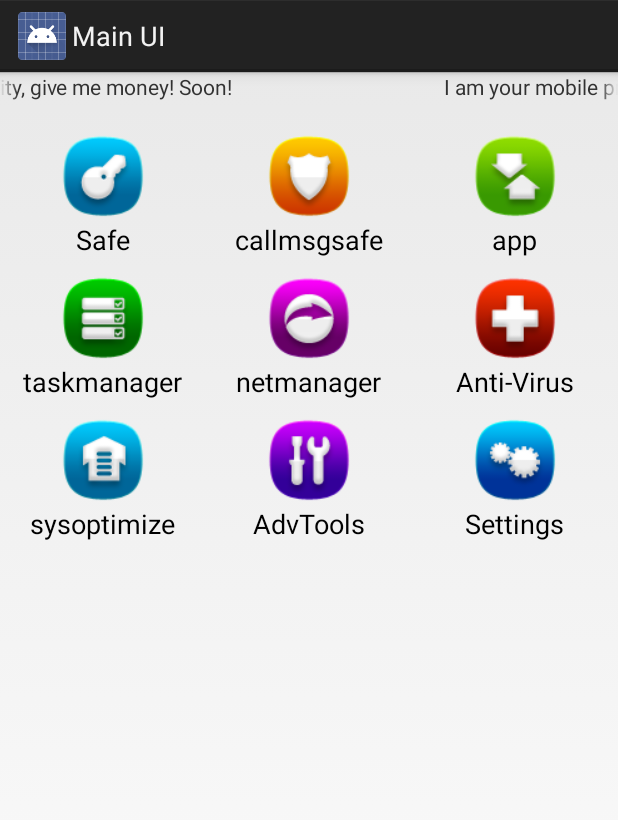
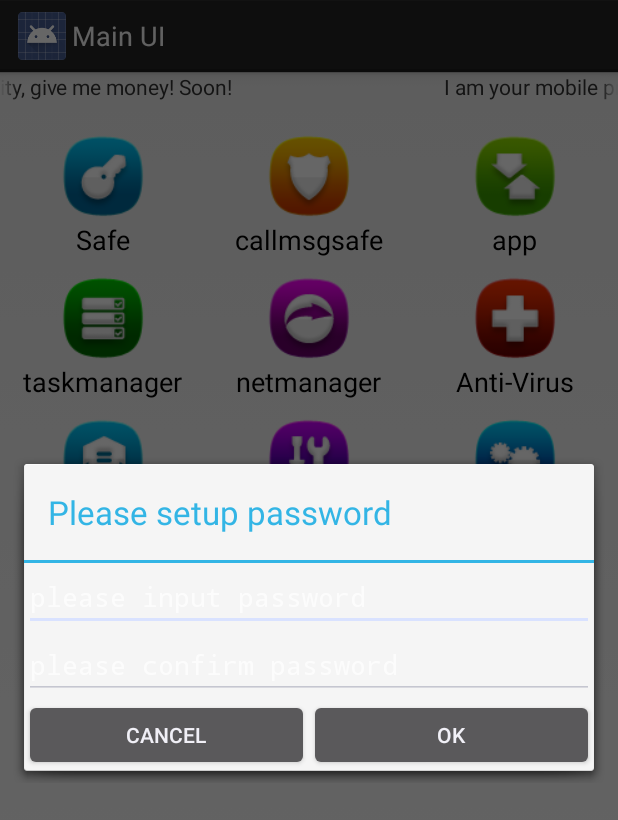
Before and after one commit to hongbao66/MobileSecurity, an Android app: the screen it shows after launch (HomeActivity), after a tap on "Safe", on a phone screen of 412 x 824 dp. Shown: the top 820 px of the screen. Run offline under Robolectric (Android 15) with nearby library versions, the light colour scheme and no system bars.

Commit message:
add function setup the password of LostFind

```diff
--- a/src/main/java/com/jeffwan/mobilesecurity/HomeActivity.java
+++ b/src/main/java/com/jeffwan/mobilesecurity/HomeActivity.java
@@ -1,25 +1,35 @@
 package com.jeffwan.mobilesecurity;
 
 import android.app.Activity;
+import android.app.AlertDialog;
 import android.content.Intent;
+import android.content.SharedPreferences;
 import android.os.Bundle;
+import android.text.TextUtils;
 import android.view.View;
 import android.widget.AdapterView;
+import android.widget.Button;
+import android.widget.EditText;
 import android.widget.GridView;
 import android.widget.TextView;
+import android.widget.Toast;
 
 import com.jeffwan.mobilesecurity.adapter.HomeAdapter;
+import com.jeffwan.mobilesecurity.utils.MD5Utils;
 
 /**
  * Created by jeffwan on 8/24/13.®
  */
 public class HomeActivity extends Activity {
     private GridView gv_home;
-
+    private SharedPreferences sp;
     public void onCreate(Bundle savedInstanceState) {
         super.onCreate(savedInstanceState);
+        sp = getSharedPreferences("config",MODE_PRIVATE);
 
         setContentView(R.layout.activity_home);
+
+
         gv_home = (GridView) this.findViewById(R.id.gv_home);
         gv_home.setAdapter(new HomeAdapter(this));
 
@@ -27,12 +37,138 @@ public class HomeActivity extends Activity {
             @Override
             public void onItemClick(AdapterView<?> adapterView, View view, int i, long l) {
                 switch(i){
-                    case 8:
+                    case 0:  //Safe
+                        // if user set password
+                        if(isSetupPwd()){
+                            //show normal dialogß
+                            showNormalDialog();
+                        }else {
+                            //show initial dialog
+                            showSetupPwdDialog();
+                        }
+
+                        break;
+                    case 8:  //Setting
                         Intent intent = new Intent(HomeActivity.this, SettingCenterActivity.class);
                         startActivity(intent);
                         break;
                 }
             }
+
+
         });
     }
+
+
+
+    private boolean isSetupPwd() {
+        String password = sp.getString("password","");
+        if (TextUtils.isEmpty(password)){
+            return false;
+        } else {
+            return true;
+        }
+    }
+
+    private AlertDialog dialog;
+
+    private void showSetupPwdDialog() {
+        AlertDialog.Builder builder = new AlertDialog.Builder(this);
+        builder.setTitle("Please setup password");
+        //here,it's a custom dialog, so we can't use builder.setMessage. we use builder.setView instead
+        View view = View.inflate(getApplicationContext(),R.layout.dialog_setup_pwd,null);
+        final EditText et_password = (EditText) view.findViewById(R.id.et_password);
+        final EditText et_password_confirm = (EditText) view.findViewById(R.id.et_password_confirm);
+
+        //here we can't use AlertDialog default button event, if we click, it will dismiss which we can not control
+        Button bt_cancel = (Button) view.findViewById(R.id.bt_cancel);
+        Button bt_ok = (Button) view.findViewById(R.id.bt_ok);
+
+        bt_ok.setOnClickListener(new View.OnClickListener() {
+            @Override
+            public void onClick(View view) {
+                String password = et_password.getText().toString().trim();
+                String password_confirm = et_password_confirm.getText().toString().trim();
+
+                if (TextUtils.isEmpty(password) || TextUtils.isEmpty(password_confirm)) {
+                    Toast.makeText(getApplicationContext(),"password can't be empty",1).show();
+                    return;
+                }
+
+                if (password.equals(password_confirm)){
+                    SharedPreferences.Editor editor = sp.edit();
+                    editor.putString("password", MD5Utils.encode(password));
+                    editor.commit();
+                    dialog.dismiss();
+                } else {
+                    Toast.makeText(getApplicationContext(),"Two password are not same",1).show();
+                    return;
+                }
+
+            }
+        });
+
+        bt_cancel.setOnClickListener(new View.OnClickListener() {
+            @Override
+            public void onClick(View view) {
+                dialog.dismiss();
+                return ;
+            }
+        });
+
+        builder.setView(view);
+        dialog = builder.show();
+    }
+
+    private void showNormalDialog() {
+        AlertDialog.Builder builder = new AlertDialog.Builder(this);
+        builder.setTitle("Please input password");
+        //here,it's a custom dialog, so we can't use builder.setMessage. we use builder.setView instead
+        View view = View.inflate(getApplicationContext(),R.layout.dialog_normal,null);
+        final EditText et_password = (EditText) view.findViewById(R.id.et_password);
+
+        //here we can't use AlertDialog default button event, if we click, it will dismiss which we can not control
+        Button bt_cancel = (Button) view.findViewById(R.id.bt_cancel);
+        Button bt_ok = (Button) view.findViewById(R.id.bt_ok);
+
+        bt_ok.setOnClickListener(new View.OnClickListener() {
+            @Override
+            public void onClick(View view) {
+                String password = et_password.getText().toString().trim();
+                String password_store =  sp.getString("password","");
+
+                if (TextUtils.isEmpty(password)) {
+                    Toast.makeText(getApplicationContext(),"password can't be empty",1).show();
+                    return;
+                }
+
+                if (MD5Utils.encode(password).equals(password_store)){
+
+                    dialog.dismiss();
+                    //enter the interface
+
+                } else {
+                    Toast.makeText(getApplicationContext(),"password is wrong",1).show();
+                    return;
+                }
+
+            }
+        });
+
+        bt_cancel.setOnClickListener(new View.OnClickListener() {
+            @Override
+            public void onClick(View view) {
+                dialog.dismiss();
+                return ;
+            }
+        });
+
+        builder.setView(view);
+        dialog = builder.show();
+    }
+
+
+
+
+
 }
--- a/src/main/java/com/jeffwan/mobilesecurity/ui/SettingView.java
+++ b/src/main/java/com/jeffwan/mobilesecurity/ui/SettingView.java
@@ -34,6 +34,9 @@ public class SettingView extends RelativeLayout {
 
         //when system parse xml layout, already get all attrs in attrs object
         //mapping attrs array to our attrs array
+
+        //The reason we ues here because we can define the content in the layout instead of javacode setText
+        //how R.styleable.settingview generated?
         TypedArray a = context.obtainStyledAttributes(attrs, R.styleable.setting_view);
 
         //get our data from layout xml
--- /dev/null
+++ b/src/main/res/layout/dialog_setup_pwd.xml
@@ -0,0 +1,45 @@
+<?xml version="1.0" encoding="utf-8"?>
+
+<LinearLayout xmlns:android="http://schemas.android.com/apk/res/android"
+              android:orientation="vertical"
+              android:layout_width="300dip"
+              android:layout_height="wrap_content">
+    <EditText
+        android:id="@+id/et_password"
+        android:layout_width="fill_parent"
+        android:layout_height="wrap_content"
+        android:inputType="textPassword"
+        android:hint="please input password"/>
+
+    <EditText
+        android:id="@+id/et_password_confirm"
+        android:layout_width="fill_parent"
+        android:layout_height="wrap_content"
+        android:inputType="textPassword"
+        android:hint="please confirm password"/>
+
+    <LinearLayout
+        android:layout_width="fill_parent"
+        android:layout_height="wrap_content"
+        android:orientation="horizontal" >
+
+        <Button
+            android:id="@+id/bt_cancel"
+            android:layout_width="wrap_content"
+            android:layout_height="wrap_content"
+            android:layout_weight="1"
+            android:text="Cancel"
+            />
+
+        <Button
+            android:id="@+id/bt_ok"
+            android:layout_width="wrap_content"
+            android:layout_height="wrap_content"
+            android:layout_weight="1"
+            android:text="OK"
+            />
+    </LinearLayout>
+
+
+
+</LinearLayout>
```
Also changed, not shown: src/main/java/com/jeffwan/mobilesecurity/utils/MD5Utils.java (added, +30 -0 lines), src/main/res/layout/dialog_normal.xml (added, +37 -0 lines).
